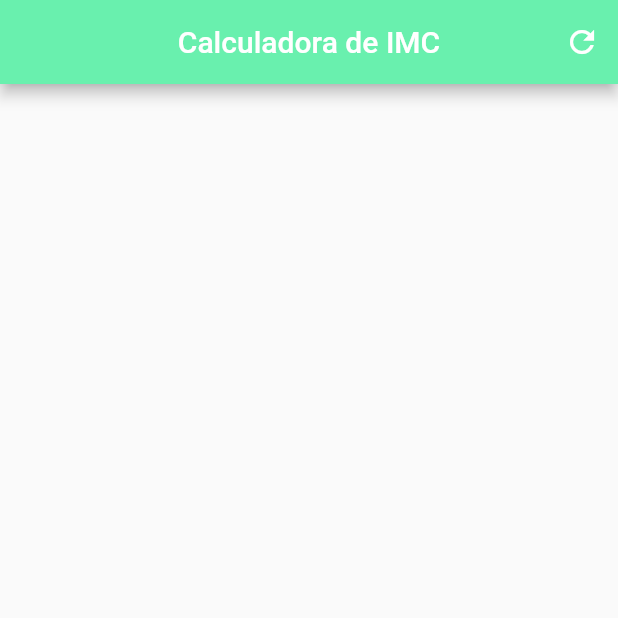
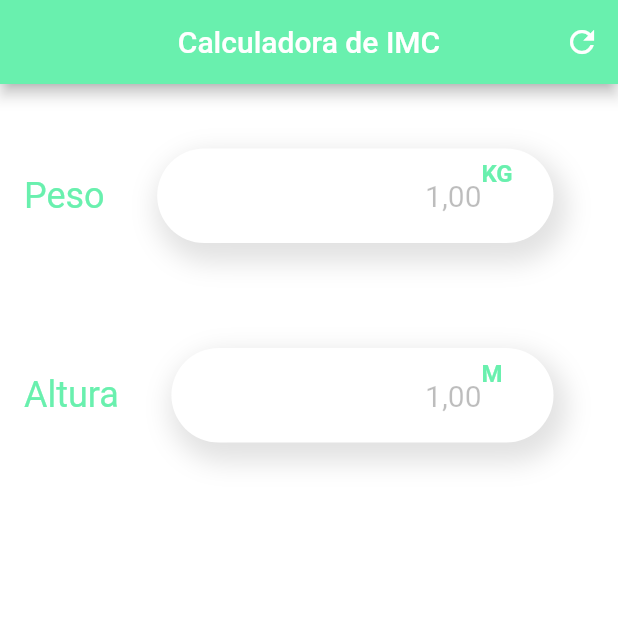
Before and after one commit to 3salles/imc_calculator, a Flutter app: the screen it shows after launch, on a phone screen of 412 x 824 dp, the top half of it. Run offline on Flutter 3.47's test engine with Material 2 defaults, Android fonts, the phone set to English and light mode, and no system bars.

Commit message:
chore: Add inputs

```diff
--- a/lib/home.dart
+++ b/lib/home.dart
@@ -19,6 +19,118 @@ class _HomeState extends State<Home> {
           IconButton(onPressed: () {}, icon: const Icon(Icons.refresh))
         ],
       ),
+      backgroundColor: Colors.white,
+      body: Padding(
+        padding: const EdgeInsets.fromLTRB(16.0, 8.0, 8.0, 0.0),
+        child: Column(
+          children: <Widget>[
+            Row(
+              mainAxisAlignment: MainAxisAlignment.spaceAround,
+              children: [
+                const Text(
+                  "Peso",
+                  style: TextStyle(
+                    color: Colors.greenAccent,
+                    fontSize: 24,
+                  ),
+                ),
+                Expanded(
+                  child: Container(
+                    padding: const EdgeInsets.all(5.0),
+                    margin: const EdgeInsets.all(30.0),
+                    decoration: BoxDecoration(
+                        boxShadow: [
+                          BoxShadow(
+                            color: Colors.grey.withOpacity(0.3),
+                            spreadRadius: 0.2,
+                            blurRadius: 14,
+                            offset: const Offset(4, 8),
+                          ),
+                        ],
+                        borderRadius: const BorderRadius.all(
+                          Radius.circular(50.0),
+                        )),
+                    child: TextField(
+                      textAlign: TextAlign.right,
+                      decoration: InputDecoration(
+                        contentPadding: const EdgeInsets.all(20.0),
+                        hintText: "1,00",
+                        hintStyle: const TextStyle(fontSize: 20.0, color: Colors.black26),
+                        suffixIcon: const Text('KG', style: TextStyle(
+                          fontSize: 16,
+                          fontWeight: FontWeight.bold,
+                          color: Colors.greenAccent,
+                        ),),
+                        border: OutlineInputBorder(
+                          borderRadius: BorderRadius.circular(50.0),
+                          borderSide: const BorderSide(
+                            width: 0,
+                            style: BorderStyle.none,
+                          ),
+                        ),
+                        fillColor: Colors.white,
+                        filled: true,
+                      ),
+                    ),
+                  ),
+                )
+              ],
+            ),
+            Row(
+              mainAxisAlignment: MainAxisAlignment.spaceAround,
+              children: [
+                const Text(
+                  "Altura",
+                  style: TextStyle(
+                    color: Colors.greenAccent,
+                    fontSize: 24,
+                  ),
+                ),
+                Expanded(
+                  child: Container(
+                    padding: const EdgeInsets.all(5.0),
+                    margin: const EdgeInsets.all(30.0),
+                    decoration: BoxDecoration(
+                        boxShadow: [
+                          BoxShadow(
+                            color: Colors.grey.withOpacity(0.3),
+                            spreadRadius: 0.2,
+                            blurRadius: 14,
+                            offset: const Offset(4, 8),
+                          ),
+                        ],
+                        borderRadius: const BorderRadius.all(
+                          Radius.circular(50.0),
+                        )),
+                    child: TextField(
+                      textAlign: TextAlign.right,
+                      decoration: InputDecoration(
+                        hintText: "1,00",
+                        hintStyle: const TextStyle(fontSize: 20.0, color: Colors.black26),
+                        suffixIcon: const Text('M', style: TextStyle(
+                          fontSize: 16,
+                          fontWeight: FontWeight.bold,
+                          color: Colors.greenAccent,
+                        ),),
+                        contentPadding: const EdgeInsets.all(20.0),
+                        border: OutlineInputBorder(
+                          borderRadius: BorderRadius.circular(50.0),
+                          borderSide: const BorderSide(
+                            width: 0,
+                            style: BorderStyle.none,
+                          ),
+                        ),
+                        fillColor: Colors.white,
+                        filled: true,
+                      ),
+                    ),
+                  ),
+                )
+              ],
+            ),
+          ],
+        ),
+      ),
     );
- }
+  }
 }
```
